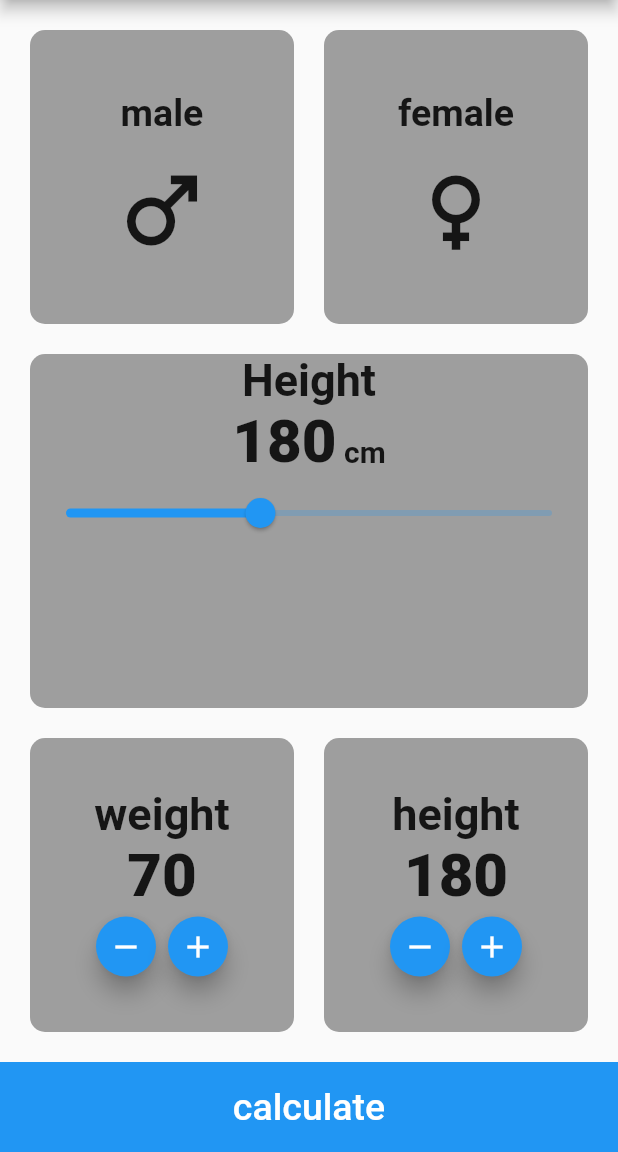
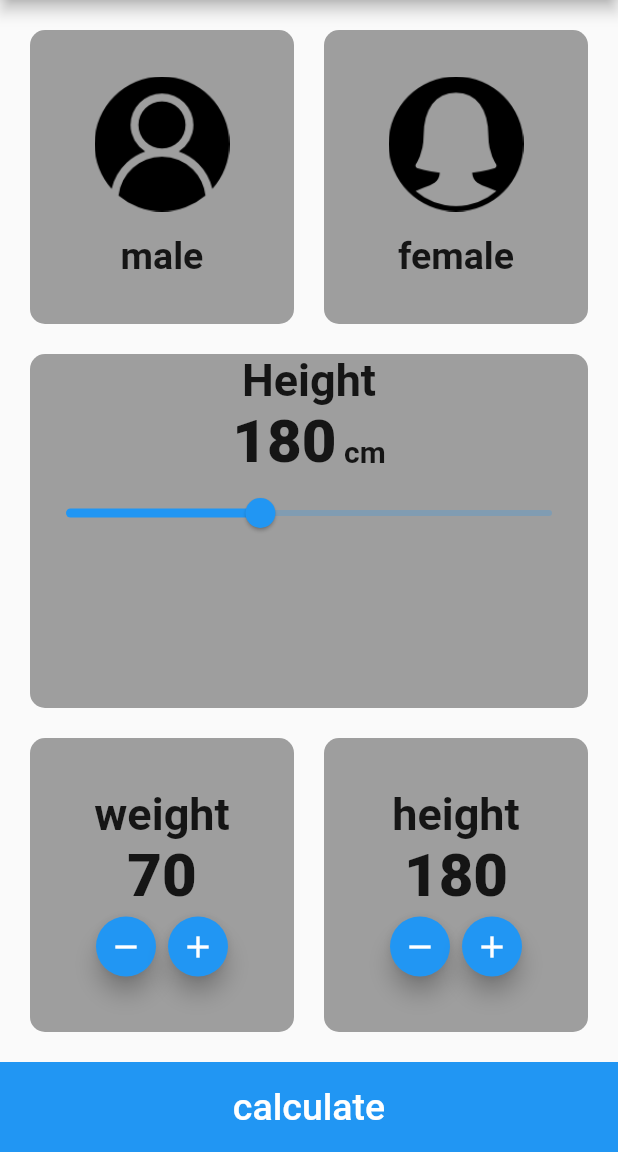
Before and after one commit to fathyBaiomy/bmi_calculator, a Flutter app: the screen it shows after launch, on a phone screen of 412 x 824 dp, the part 84-1236 px from its top. Run offline on Flutter 3.47's test engine with Material 2 defaults, Android fonts, the phone set to English and light mode, and no system bars.

Commit message:
added images to app

```diff
--- a/lib/main.dart
+++ b/lib/main.dart
@@ -26,14 +26,18 @@ class MyApp extends StatelessWidget {
                   children: [
                     Expanded(
                       child: BoxContainer(
-                          child:
-                              MaleFemaleWidget(text: 'male', icon: Icons.male)),
+                          child: MaleFemaleWidget(
+                              text: 'male',
+                              path: "images/male.png",
+                              color: Colors.black)),
                     ),
                     SizedBox(width: 20),
                     Expanded(
                       child: BoxContainer(
                           child: MaleFemaleWidget(
-                              text: 'female', icon: Icons.female)),
+                              text: 'female',
+                              path: "images/female.png",
+                              color: Colors.black)),
                     ),
                   ],
                 ),
@@ -83,10 +87,19 @@ class MyApp extends StatelessWidget {
   }
 }
 
-Widget MaleFemaleWidget({required String text, required IconData icon}) {
+Widget MaleFemaleWidget(
+    {required String text, required String path, Color color = Colors.black}) {
   return Column(
     mainAxisAlignment: MainAxisAlignment.center,
     children: [
+      Image(
+        image: AssetImage(path),
+        width: 90,
+        color: color,
+      ),
+      SizedBox(
+        height: 15,
+      ),
       Text(
         text,
         style: TextStyle(
@@ -94,13 +107,6 @@ Widget MaleFemaleWidget({required String text, required IconData icon}) {
           fontWeight: FontWeight.bold,
         ),
       ),
-      SizedBox(
-        height: 15,
-      ),
-      Icon(
-        icon,
-        size: 70,
-      )
     ],
   );
 }
```
